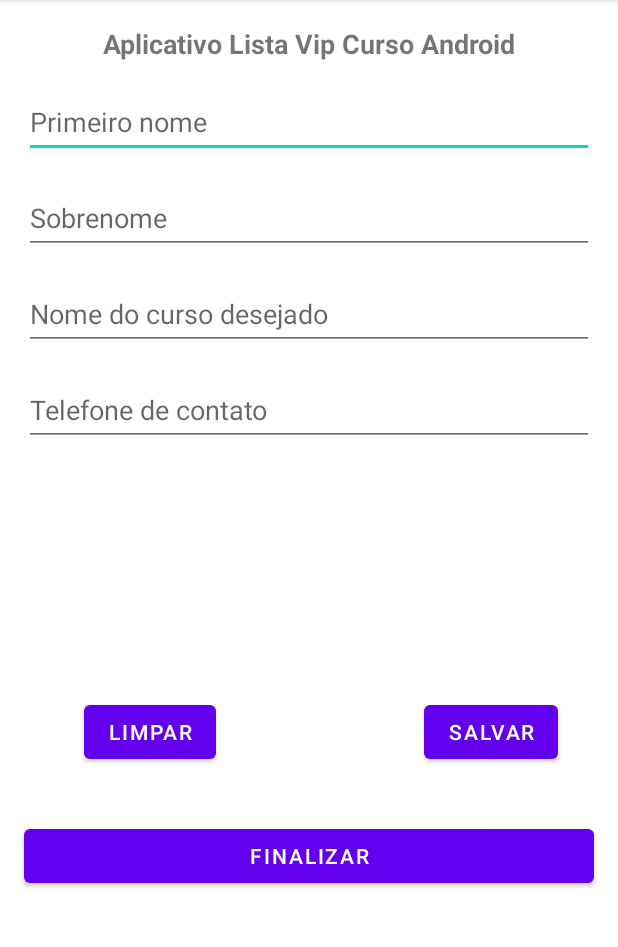
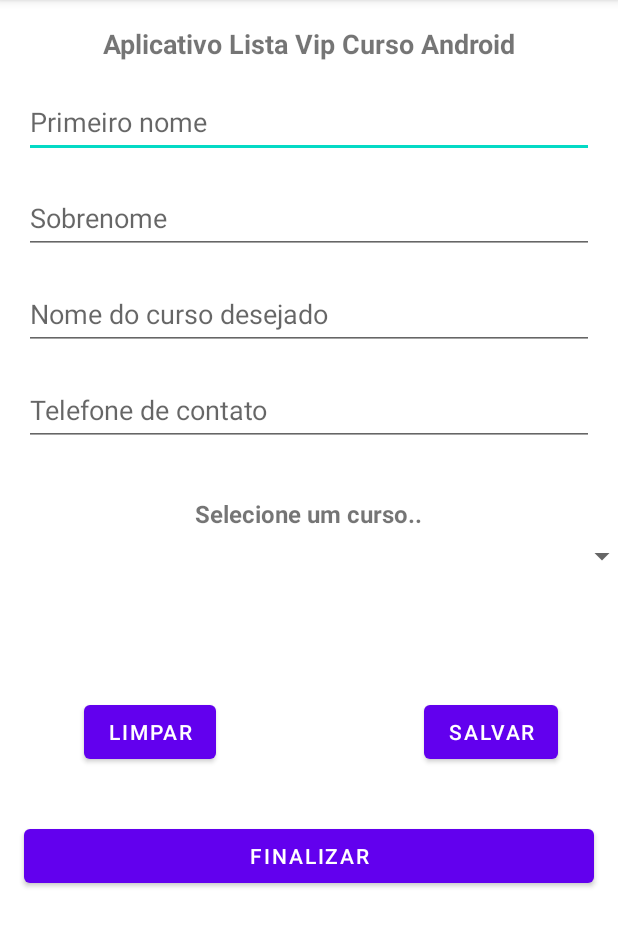
Before and after one commit to FabricioFernandesSantos/Desenvolvimento-Android-2023, an Android app: the screen it shows after launch (MainActivity), on a phone screen of 412 x 824 dp, the part 84-1031 px from its top. Run offline under Robolectric (Android 15) with nearby library versions, the phone set to English and light mode, and no system bars.

Commit message:
Refatorada ado layout Spinner

```diff
--- a/AppListaCurso/app/src/main/res/layout/activity_main.xml
+++ b/AppListaCurso/app/src/main/res/layout/activity_main.xml
@@ -106,5 +106,33 @@
         app:layout_constraintVertical_bias="0.598"
         tools:ignore="HardcodedText" />
 
+    <Spinner
+        android:id="@+id/spinner"
+        android:layout_width="409dp"
+        android:layout_height="wrap_content"
+        android:layout_marginStart="16dp"
+        android:layout_marginEnd="16dp"
+        app:layout_constraintBottom_toTopOf="@+id/btnSalvar"
+        app:layout_constraintEnd_toEndOf="parent"
+        app:layout_constraintHorizontal_bias="0.0"
+        app:layout_constraintStart_toStartOf="parent"
+        app:layout_constraintTop_toBottomOf="@+id/editTelefoneContato"
+        app:layout_constraintVertical_bias="0.431" />
+
+    <TextView
+        android:id="@+id/txtSpinner"
+        android:layout_width="wrap_content"
+        android:layout_height="wrap_content"
+        android:layout_marginBottom="4dp"
+        android:text="Selecione um curso.."
+        android:textSize="16sp"
+        android:textStyle="bold"
+        app:layout_constraintBottom_toTopOf="@+id/spinner"
+        app:layout_constraintEnd_toEndOf="parent"
+        app:layout_constraintHorizontal_bias="0.498"
+        app:layout_constraintStart_toStartOf="parent"
+        app:layout_constraintTop_toBottomOf="@+id/editTelefoneContato"
+        app:layout_constraintVertical_bias="0.971" />
+
 
 </androidx.constraintlayout.widget.ConstraintLayout>
```
